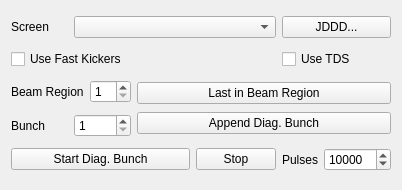
First picture: the form in esme/gui/ui/special_bunch_panel.ui, repository st-walker/esme, before the edit.
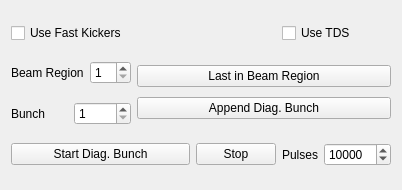
Second picture: the form after the edit.

The edit to the form file:
```diff
--- a/esme/gui/ui/special_bunch_panel.ui
+++ b/esme/gui/ui/special_bunch_panel.ui
@@ -32,49 +32,14 @@
    <string>Form</string>
   </property>
   <layout class="QGridLayout" name="gridLayout_3">
-   <item row="2" column="4">
-    <widget class="QCheckBox" name="use_tds_checkbox">
-     <property name="text">
-      <string>Use TDS</string>
-     </property>
-    </widget>
-   </item>
-   <item row="0" column="1" colspan="3">
-    <widget class="QComboBox" name="select_screen_combobox">
-     <property name="placeholderText">
-      <string/>
-     </property>
-    </widget>
-   </item>
-   <item row="4" column="0" colspan="2">
-    <layout class="QGridLayout" name="gridLayout_2">
-     <item row="0" column="0">
-      <widget class="QLabel" name="bunch_label">
-       <property name="text">
-        <string>Bunch</string>
-       </property>
-      </widget>
-     </item>
-     <item row="0" column="1">
-      <widget class="QSpinBox" name="bunch_spinbox">
-       <property name="minimum">
-        <number>1</number>
-       </property>
-       <property name="maximum">
-        <number>4000</number>
-       </property>
-      </widget>
-     </item>
-    </layout>
-   </item>
-   <item row="5" column="3">
+   <item row="4" column="3">
     <widget class="QPushButton" name="stop_button">
      <property name="text">
       <string>Stop</string>
      </property>
     </widget>
    </item>
-   <item row="5" column="0" colspan="3">
+   <item row="4" column="0" colspan="3">
     <widget class="QPushButton" name="start_button">
      <property name="toolTip">
       <string>&lt;html&gt;&lt;head/&gt;&lt;body&gt;&lt;p&gt;Start diagnostic bunch optionally with fast kickers and the TDS&lt;/p&gt;&lt;/body&gt;&lt;/html&gt;</string>
@@ -93,32 +58,56 @@
      </property>
     </widget>
    </item>
-   <item row="0" column="0">
-    <widget class="QLabel" name="screen_label">
+   <item row="4" column="4">
+    <layout class="QHBoxLayout" name="horizontalLayout">
+     <item>
+      <widget class="QLabel" name="npulses_label">
+       <property name="text">
+        <string>Pulses</string>
+       </property>
+      </widget>
+     </item>
+     <item>
+      <widget class="QSpinBox" name="npulses_spinbox">
+       <property name="maximum">
+        <number>10000000</number>
+       </property>
+       <property name="value">
+        <number>10000</number>
+       </property>
+      </widget>
+     </item>
+    </layout>
+   </item>
+   <item row="1" column="4">
+    <widget class="QCheckBox" name="use_tds_checkbox">
      <property name="text">
-      <string>Screen</string>
+      <string>Use TDS</string>
      </property>
     </widget>
    </item>
    <item row="3" column="0" colspan="2">
-    <layout class="QGridLayout" name="gridLayout">
+    <layout class="QGridLayout" name="gridLayout_2">
      <item row="0" column="0">
-      <widget class="QLabel" name="beam_region_label">
+      <widget class="QLabel" name="bunch_label">
        <property name="text">
-        <string>Beam Region</string>
+        <string>Bunch</string>
        </property>
       </widget>
      </item>
      <item row="0" column="1">
-      <widget class="QSpinBox" name="beamregion_spinbox">
+      <widget class="QSpinBox" name="bunch_spinbox">
        <property name="minimum">
         <number>1</number>
        </property>
+       <property name="maximum">
+        <number>4000</number>
+       </property>
       </widget>
      </item>
     </layout>
    </item>
-   <item row="3" column="2" rowspan="2" colspan="3">
+   <item row="2" column="2" rowspan="2" colspan="3">
     <layout class="QVBoxLayout" name="verticalLayout">
      <item>
       <widget class="QPushButton" name="go_to_last_bunch_in_br_pushbutton">
@@ -149,40 +138,30 @@
     </layout>
    </item>
    <item row="2" column="0" colspan="2">
+    <layout class="QGridLayout" name="gridLayout">
+     <item row="0" column="0">
+      <widget class="QLabel" name="beam_region_label">
+       <property name="text">
+        <string>Beam Region</string>
+       </property>
+      </widget>
+     </item>
+     <item row="0" column="1">
+      <widget class="QSpinBox" name="beamregion_spinbox">
+       <property name="minimum">
+        <number>1</number>
+       </property>
+      </widget>
+     </item>
+    </layout>
+   </item>
+   <item row="1" column="0" colspan="2">
     <widget class="QCheckBox" name="use_fast_kickers_checkbox">
      <property name="text">
       <string>Use Fast Kickers</string>
      </property>
     </widget>
    </item>
-   <item row="5" column="4">
-    <layout class="QHBoxLayout" name="horizontalLayout">
-     <item>
-      <widget class="QLabel" name="npulses_label">
-       <property name="text">
-        <string>Pulses</string>
-       </property>
-      </widget>
-     </item>
-     <item>
-      <widget class="QSpinBox" name="npulses_spinbox">
-       <property name="maximum">
-        <number>10000000</number>
-       </property>
-       <property name="value">
-        <number>10000</number>
-       </property>
-      </widget>
-     </item>
-    </layout>
-   </item>
-   <item row="0" column="4">
-    <widget class="QPushButton" name="jddd_screen_gui_button">
-     <property name="text">
-      <string>JDDD...</string>
-     </property>
-    </widget>
-   </item>
   </layout>
  </widget>
  <resources/>
```
